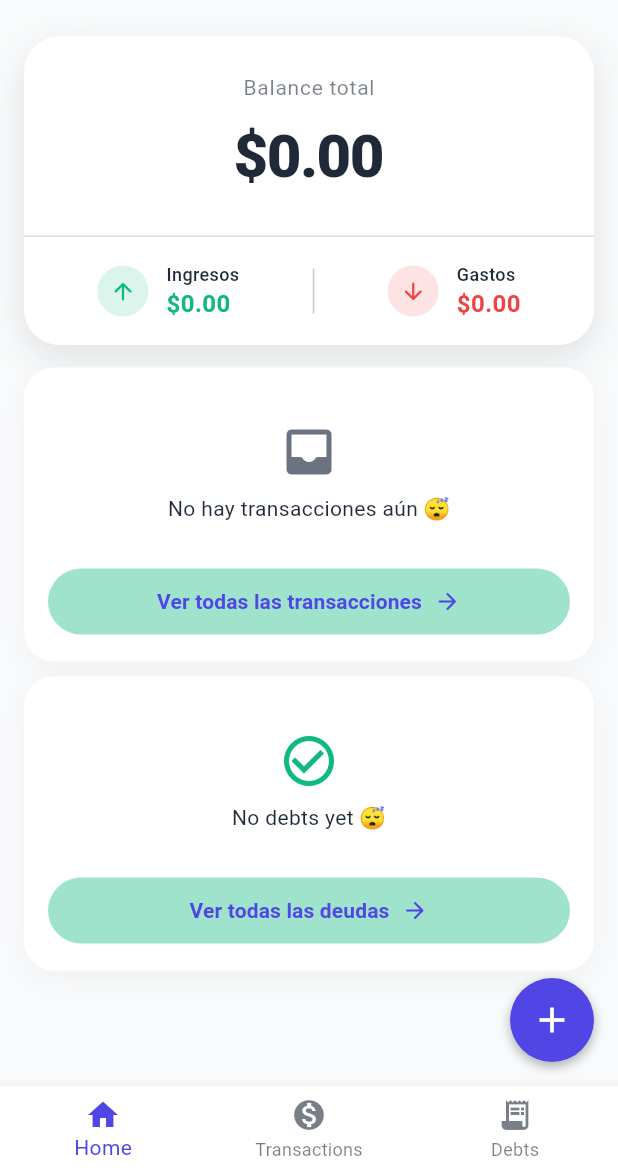
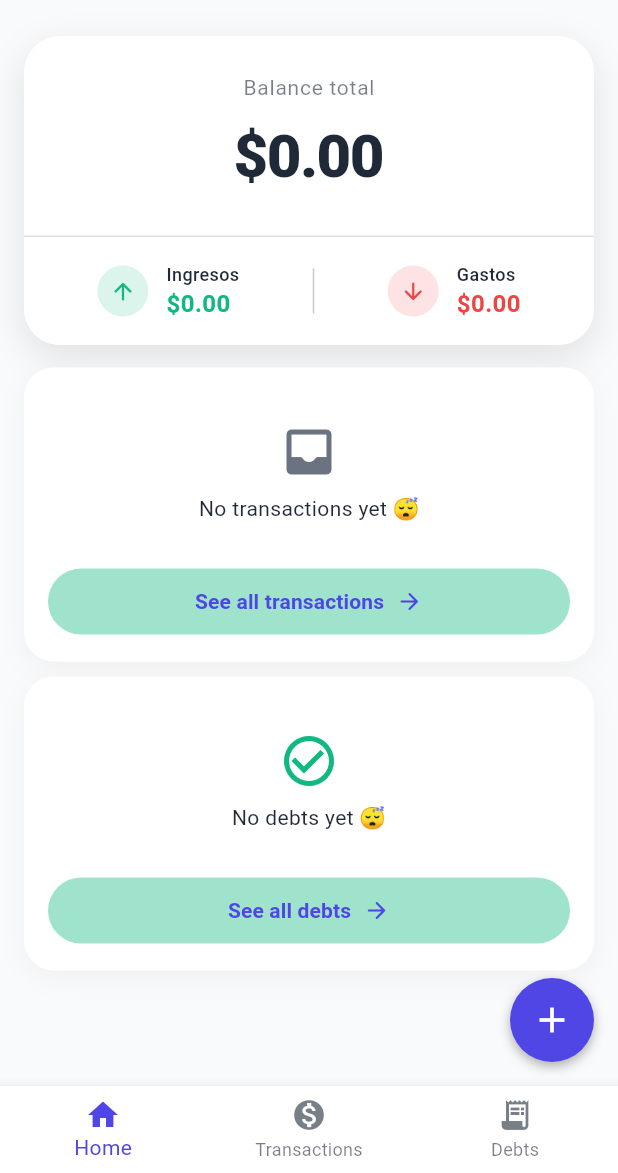
Before and after one commit to Visac95/money_move, a Flutter app: the screen it shows after launch, on a phone screen of 412 x 824 dp, the part 63-1236 px from its top. Run offline on Flutter 3.47's test engine with Material 3 defaults, Android fonts, the phone set to English and light mode, and no system bars; our stand-ins replace google_generative_ai, sqflite; accounts and stored records are empty.

Commit message:
empezando correccion de categorias

```diff
--- a/lib/config/app_constants.dart
+++ b/lib/config/app_constants.dart
@@ -2,40 +2,54 @@ import 'package:flutter/material.dart';
 
 class AppConstants {
 
+  // 1. Estas son las LLAVES INTERNAS.
+  // Esto es lo que se guarda en la Base de Datos (Firebase/SQLite).
+  static const String catFood = 'cat_food';
+  static const String catTransport = 'cat_transport';
+  static const String catLeisure = 'cat_leisure';
+  static const String catHealth = 'cat_health';
+  static const String catEducation = 'cat_education';
+  static const String catChurch = 'cat_church';
+  static const String catJob = 'cat_job';
+  static const String catPet = 'cat_pet';
+  static const String catHome = 'cat_home';
+  static const String catServices = 'cat_services';
+  static const String catDebt = 'cat_debt';
+  static const String catOthers = 'cat_others';
+
+  // Lista de claves para iterar
   static const List<String> categories = [
-    "COMIDA",
-    "TRANSPORTE",
-    "OCIO",
-    "SALUD",
-    "EDUCACION",
-    "IGLESIA",
-    "EMPLEO",
-    "MASCOTA",
-    "HOGAR",
-    "SERVICIOS",
-    "DEUDAS",
-    "OTROS",
+    catFood,
+    catTransport,
+    catLeisure,
+    catHealth,
+    catEducation,
+    catChurch,
+    catJob,
+    catPet,
+    catHome,
+    catServices,
+    catDebt,
+    catOthers,
   ];
 
-  // NUEVO: Mapa de íconos
+  // Mapa de íconos usando las CLAVES
   static const Map<String, IconData> categoryIcons = {
-    'COMIDA': Icons.fastfood,
-    'TRANSPORTE': Icons.directions_bus,
-    'SALUD': Icons.local_hospital,
-    'OCIO': Icons.movie,
-    "HOGAR": Icons.house,
-    'EDUCACION': Icons.school,
-    'SERVICIOS': Icons.lightbulb,
-    "IGLESIA": Icons.church,
-    "EMPLEO": Icons.work,
-    'OTROS': Icons.category,
-    "MASCOTA": Icons.pets,
-    "DEUDAS" : Icons.receipt_long,
+    catFood: Icons.fastfood,
+    catTransport: Icons.directions_bus,
+    catHealth: Icons.local_hospital,
+    catLeisure: Icons.movie,
+    catHome: Icons.house,
+    catEducation: Icons.school,
+    catServices: Icons.lightbulb,
+    catChurch: Icons.church,
+    catJob: Icons.work,
+    catOthers: Icons.category,
+    catPet: Icons.pets,
+    catDebt : Icons.receipt_long,
   };
 
-  // Función Helper: "Dame el ícono para esta categoría"
-  // Si la categoría no existe en el mapa, devolvemos un ícono por defecto
-  static IconData getIconForCategory(String category) {
-    return categoryIcons[category] ?? Icons.help_outline;
+  static IconData getIconForCategory(String categoryKey) {
+    return categoryIcons[categoryKey] ?? Icons.help_outline;
   }
 }
--- a/lib/l10n/app_localizations.dart
+++ b/lib/l10n/app_localizations.dart
@@ -170,6 +170,78 @@ abstract class AppLocalizations {
   /// **'Category'**
   String get category;
 
+  /// No description provided for @cat_food.
+  ///
+  /// In en, this message translates to:
+  /// **'Food'**
+  String get cat_food;
+
+  /// No description provided for @cat_transport.
+  ///
+  /// In en, this message translates to:
+  /// **'Transportation'**
+  String get cat_transport;
+
+  /// No description provided for @cat_leisure.
+  ///
+  /// In en, this message translates to:
+  /// **'Leisure'**
+  String get cat_leisure;
+
+  /// No description provided for @cat_health.
+  ///
+  /// In en, this message translates to:
+  /// **'Health'**
+  String get cat_health;
+
+  /// No description provided for @cat_education.
+  ///
+  /// In en, this message translates to:
+  /// **'Education'**
+  String get cat_education;
+
+  /// No description provided for @cat_church.
+  ///
+  /// In en, this message translates to:
+  /// **'Church'**
+  String get cat_church;
+
+  /// No description provided for @cat_job.
+  ///
+  /// In en, this message translates to:
+  /// **'Job'**
+  String get cat_job;
+
+  /// No description provided for @cat_pet.
+  ///
+  /// In en, this message translates to:
+  /// **'Pet'**
+  String get cat_pet;
+
+  /// No description provided for @cat_home.
+  ///
+  /// In en, this message translates to:
+  /// **'Home'**
+  String get cat_home;
+
+  /// No description provided for @cat_services.
+  ///
+  /// In en, this message translates to:
+  /// **'Services'**
+  String get cat_services;
+
+  /// No description provided for @cat_debt.
+  ///
+  /// In en, this message translates to:
+  /// **'Debts'**
+  String get cat_debt;
+
+  /// No description provided for @cat_others.
+  ///
+  /// In en, this message translates to:
+  /// **'Others'**
+  String get cat_others;
+
   /// No description provided for @titleTransactionsScreen.
   ///
   /// In en, this message translates to:
@@ -260,6 +332,12 @@ abstract class AppLocalizations {
   /// **'See all transactions'**
   String get seeAllTransactionsText;
 
+  /// No description provided for @seeAllDeudasText.
+  ///
+  /// In en, this message translates to:
+  /// **'See all debts'**
+  String get seeAllDeudasText;
+
   /// No description provided for @transactionNotExist.
   ///
   /// In en, this message translates to:
@@ -283,6 +361,66 @@ abstract class AppLocalizations {
   /// In en, this message translates to:
   /// **'Income Received'**
   String get incomeReceived;
+
+  /// No description provided for @inputTitleTransactionText.
+  ///
+  /// In en, this message translates to:
+  /// **'Transaction Title'**
+  String get inputTitleTransactionText;
+
+  /// No description provided for @writeTitleTransactionHint.
+  ///
+  /// In en, this message translates to:
+  /// **'Enter transaction title'**
+  String get writeTitleTransactionHint;
+
+  /// No description provided for @descriptionTransactionText.
+  ///
+  /// In en, this message translates to:
+  /// **'Transaction Description'**
+  String get descriptionTransactionText;
+
+  /// No description provided for @optionalHintText.
+  ///
+  /// In en, this message translates to:
+  /// **'Optional'**
+  String get optionalHintText;
+
+  /// No description provided for @expenseText.
+  ///
+  /// In en, this message translates to:
+  /// **'Expense'**
+  String get expenseText;
+
+  /// No description provided for @incomeText.
+  ///
+  /// In en, this message translates to:
+  /// **'Income'**
+  String get incomeText;
+
+  /// No description provided for @amountText.
+  ///
+  /// In en, this message translates to:
+  /// **'Amount'**
+  String get amountText;
+
+  /// No description provided for @analizingText.
+  ///
+  /// In en, this message translates to:
+  /// **'Analyzing...'**
+  String get analizingText;
+
+  /// No description provided for @selectCategoryText.
+  ///
+  /// In en, this message translates to:
+  /// **'Select a category'**
+  String get selectCategoryText;
+
+  /// No description provided for @saveTransactionText.
+  ///
+  /// In en, this message translates to:
+  /// **'Save Transaction'**
+  String get saveTransactionText;
 }
 
 class _AppLocalizationsDelegate
--- a/lib/screens/all_transactions.dart
+++ b/lib/screens/all_transactions.dart
@@ -9,11 +9,9 @@ class AllTransactions extends StatelessWidget {
   @override
   Widget build(BuildContext context) {
 
-    final colorScheme = Theme.of(context).colorScheme;
     return Scaffold(
       appBar: AppBar(
         centerTitle: true,
-        backgroundColor: colorScheme.surface,
         elevation: 0,
         title: Text(
           AppLocalizations.of(context)!.titleTransactionsScreen,
--- a/lib/screens/edit_deuda_screen.dart
+++ b/lib/screens/edit_deuda_screen.dart
@@ -14,10 +14,8 @@ class EditDeudaScreen extends StatefulWidget {
 class _EditDeudaScreenState extends State<EditDeudaScreen> {
   @override
   Widget build(BuildContext context) {
-    final theme = Theme.of(context).colorScheme;
     return Scaffold(
       appBar: AppBar(
-        backgroundColor: theme.surface,
         title: Text(AppLocalizations.of(context)!.editDeudaText)),
       body: Center(child: Text("Editar deuda")),
     );
--- a/lib/screens/edit_transaction_screen.dart
+++ b/lib/screens/edit_transaction_screen.dart
@@ -102,9 +102,7 @@ class _EditTransactionScreenState extends State<EditTransactionScreen> {
 
   @override
   Widget build(BuildContext context) {
-    // Acceso al esquema de colores actual
-    final theme = Theme.of(context);
-    final colorScheme = theme.colorScheme;
+    final colorScheme = Theme.of(context).colorScheme;
 
     return Scaffold(
       // backgroundColor: AppColors.white, // ELIMINADO: Ahora es automático
--- a/lib/screens/home_screen.dart
+++ b/lib/screens/home_screen.dart
@@ -14,9 +14,8 @@ class HomeScreen extends StatelessWidget {
 
   @override
   Widget build(BuildContext context) {
-    // Acceso rápido a los colores del tema actual
-    final theme = Theme.of(context);
-    final colorScheme = theme.colorScheme;
+
+    final colorScheme = Theme.of(context).colorScheme;
 
     return Scaffold(
 
--- a/lib/screens/ver_transaction.dart
+++ b/lib/screens/ver_transaction.dart
@@ -87,8 +87,7 @@ class VerTransaction extends StatelessWidget {
               Hero(
                 tag: transaction.id,
                 child: Text(
-                  (transaction.isExpense ? '- ' : '+ ') +
-                      "\$${transaction.monto.toStringAsFixed(2)}",
+                  "${transaction.isExpense ? '- ' : '+ '}\$${transaction.monto.toStringAsFixed(2)}",
                   style: TextStyle(
                     color: mainColor, // Mantenemos rojo/verde
                     fontSize: 48,
@@ -120,7 +119,7 @@ class VerTransaction extends StatelessWidget {
                   borderRadius: BorderRadius.circular(25),
                   boxShadow: [
                     BoxShadow(
-                      color: Colors.black.withOpacity(0.05), // Sombra sutil
+                      color: colorScheme.onSurface, // Sombra sutil
                       blurRadius: 20,
                       offset: const Offset(0, 10),
                     ),
--- a/lib/widgets/add_button.dart
+++ b/lib/widgets/add_button.dart
@@ -1,4 +1,5 @@
 import 'package:flutter/material.dart';
+import 'package:money_move/l10n/app_localizations.dart';
 // import 'package:money_move/config/app_colors.dart'; // Ya no se necesita
 import 'package:money_move/screens/add_deuda_screen.dart';
 import 'package:money_move/screens/add_transaction_screen.dart';
@@ -52,7 +53,7 @@ class AddButton extends StatelessWidget {
                 Icon(Icons.receipt_long_rounded, color: colorScheme.primary),
                 const SizedBox(width: 10),
                 Text(
-                  "Nueva Transacción",
+                  AppLocalizations.of(context)!.addTransaction,
                   // Texto adaptable: Negro (Día) / Blanco (Noche)
                   style: TextStyle(color: colorScheme.onSurface),
                 ),
@@ -67,7 +68,7 @@ class AddButton extends StatelessWidget {
                 Icon(Icons.handshake_outlined, color: colorScheme.error),
                 const SizedBox(width: 10),
                 Text(
-                  "Nueva Deuda",
+                  AppLocalizations.of(context)!.addDeuda,
                   style: TextStyle(color: colorScheme.error),
                 ),
               ],
--- a/lib/widgets/ultimas_deudas.dart
+++ b/lib/widgets/ultimas_deudas.dart
@@ -73,7 +73,7 @@ class _UltimasDeudasState extends State<UltimasDeudas> {
                   physics: const NeverScrollableScrollPhysics(),
                   itemCount: lista.length > 2 ? 2 : lista.length,
                   separatorBuilder: (_, __) => Divider(
-                    height: 16,
+                    height: 1,
                     thickness: 0.5,
                     color: Colors.transparent
                   ),
@@ -180,11 +180,11 @@ class _UltimasDeudasState extends State<UltimasDeudas> {
                   borderRadius: BorderRadius.circular(30),
                 ),
               ),
-              child: const Row(
+              child: Row(
                 mainAxisAlignment: MainAxisAlignment.center,
                 children: [
                   Text(
-                    "Ver todas las deudas",
+                    AppLocalizations.of(context)!.seeAllDeudasText,
                     style: TextStyle(fontWeight: FontWeight.bold),
                   ),
                   SizedBox(width: 8),
--- a/lib/widgets/ultimas_transacciones.dart
+++ b/lib/widgets/ultimas_transacciones.dart
@@ -1,6 +1,7 @@
 import 'package:flutter/material.dart';
 import 'package:money_move/config/app_colors.dart';
 import 'package:money_move/config/app_constants.dart';
+import 'package:money_move/l10n/app_localizations.dart';
 import 'package:money_move/providers/transaction_provider.dart';
 import 'package:money_move/providers/ui_provider.dart';
 import 'package:provider/provider.dart';
@@ -60,7 +61,7 @@ class _UltimasTransaccionesState extends State<UltimasTransacciones> {
                       Icon(Icons.inbox_rounded, size: 40, color: colorScheme.outline),
                       const SizedBox(height: 8),
                       Text(
-                        "No hay transacciones aún 😴",
+                        AppLocalizations.of(context)!.noTransactionsYet,
                         style: TextStyle(color: colorScheme.onSurfaceVariant),
                       ),
                     ],
@@ -181,11 +182,11 @@ class _UltimasTransaccionesState extends State<UltimasTransacciones> {
                   borderRadius: BorderRadius.circular(30),
                 ),
               ),
-              child: const Row(
+              child:  Row(
                 mainAxisAlignment: MainAxisAlignment.center,
                 children: [
                   Text(
-                    "Ver todas las transacciones",
+                    AppLocalizations.of(context)!.seeAllTransactionsText,
                     style: TextStyle(fontWeight: FontWeight.bold),
                   ),
                   SizedBox(width: 8),
```
Also changed, not shown: lib/l10n/app_en.arb (+24 -1 lines), lib/l10n/app_es.arb (+24 -1 lines), lib/l10n/app_localizations_en.dart (+69 -0 lines), lib/l10n/app_localizations_es.dart (+69 -0 lines), lib/utils/category_translater.dart (added, +37 -0 lines), lib/widgets/transaction_form.dart (+15 -12 lines).
